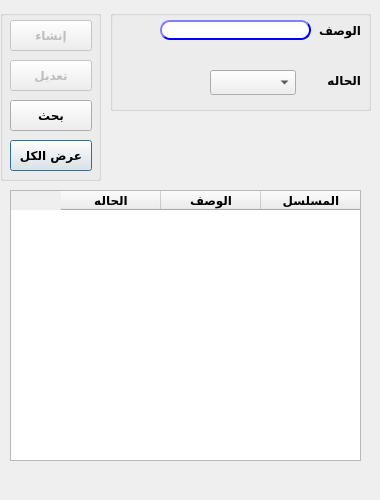
Above: presentation/loyalty_ui/createModifyRedeemType.ui from shymaa123456/HyperPOS2020 before the change. Below: the same form after it.
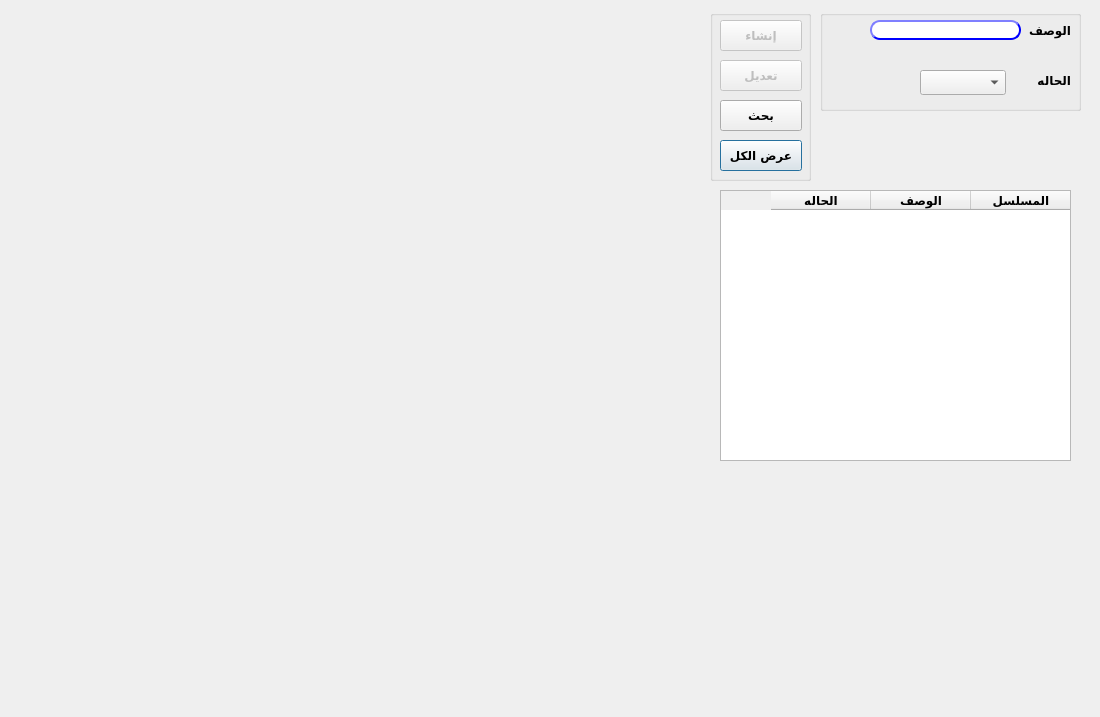
That is the form after the change.

The edit to the form file:
```diff
--- a/presentation/loyalty_ui/createModifyRedeemType.ui
+++ b/presentation/loyalty_ui/createModifyRedeemType.ui
@@ -6,20 +6,20 @@
    <rect>
     <x>0</x>
     <y>0</y>
-    <width>380</width>
-    <height>500</height>
+    <width>1100</width>
+    <height>717</height>
    </rect>
   </property>
   <property name="minimumSize">
    <size>
-    <width>380</width>
-    <height>500</height>
+    <width>1100</width>
+    <height>717</height>
    </size>
   </property>
   <property name="maximumSize">
    <size>
-    <width>380</width>
-    <height>500</height>
+    <width>1100</width>
+    <height>717</height>
    </size>
   </property>
   <property name="windowTitle">
@@ -28,7 +28,7 @@
   <widget class="QTableWidget" name="Qtable_redeemTp">
    <property name="geometry">
     <rect>
-     <x>10</x>
+     <x>720</x>
      <y>190</y>
      <width>351</width>
      <height>271</height>
@@ -64,7 +64,7 @@
   <widget class="QGroupBox" name="groupBox">
    <property name="geometry">
     <rect>
-     <x>110</x>
+     <x>820</x>
      <y>10</y>
      <width>261</width>
      <height>101</height>
@@ -227,7 +227,7 @@
   <widget class="QGroupBox" name="groupBox_2">
    <property name="geometry">
     <rect>
-     <x>0</x>
+     <x>710</x>
      <y>10</y>
      <width>101</width>
      <height>171</height>
```
